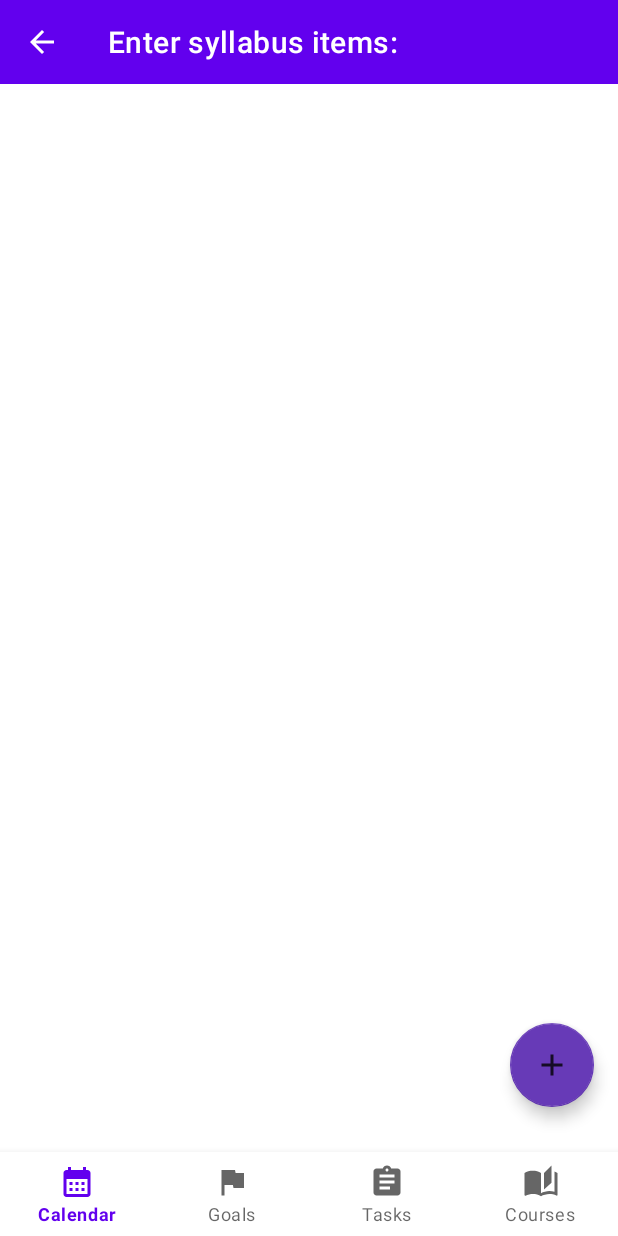
After one commit to KhizarTariqq/SyllabusPro, an Android app: the AddItemsFragment screen opened through its navigation route, on a phone screen of 412 x 824 dp. The commit adds this screen. Run offline under Robolectric (Android 15) with nearby library versions, the phone set to English and light mode, and no system bars; our stand-ins replace navigation-ui; libraries missing offline, so code that uses them is left out: com.itextpdf.text.

Commit message:
Refactored manual course input to use a fragment instead of a Dialog. Added a screen after inputting the course name that lets the users input the syllabus items for a course.

```diff
--- /dev/null
+++ b/app/src/main/java/com/example/syllabuspro/ui/add_items/AddItemsFragment.java
@@ -0,0 +1,95 @@
+package com.example.syllabuspro.ui.add_items;
+
+import android.widget.Button;
+import android.widget.EditText;
+import androidx.appcompat.widget.Toolbar;
+import androidx.lifecycle.ViewModelProvider;
+import android.os.Bundle;
+import androidx.annotation.NonNull;
+import androidx.annotation.Nullable;
+import androidx.fragment.app.Fragment;
+import android.view.LayoutInflater;
+import android.view.View;
+import android.view.ViewGroup;
+import androidx.recyclerview.widget.DividerItemDecoration;
+import androidx.recyclerview.widget.LinearLayoutManager;
+import androidx.recyclerview.widget.RecyclerView;
+import com.example.syllabuspro.MainActivity;
+import com.example.syllabuspro.R;
+import com.example.syllabuspro.SyllabusItem;
+import com.example.syllabuspro.adapters.AddCourseAdapter;
+import com.example.syllabuspro.databinding.AddItemsFragmentBinding;
+
+import java.util.ArrayList;
+
+public class AddItemsFragment extends Fragment {
+
+    private AddItemsViewModel mViewModel;
+    private AddItemsFragmentBinding binding;
+
+    public static AddItemsFragment newInstance() {
+        return new AddItemsFragment();
+    }
+
+    @Override
+    public View onCreateView(@NonNull LayoutInflater inflater, @Nullable ViewGroup container,
+                             @Nullable Bundle savedInstanceState)
+    {
+        binding = AddItemsFragmentBinding.inflate(inflater, container, false);
+        View root = binding.getRoot();
+
+        // set toolbar name and back arrow
+        Toolbar toolbar = binding.getRoot().findViewById(R.id.manage_toolbar);
+        toolbar.setTitle("Enter syllabus items: ");
+        toolbar.setNavigationIcon(R.drawable.ic_action_name);
+        toolbar.setNavigationOnClickListener(new View.OnClickListener()
+        {
+            @Override
+            public void onClick(View v)
+            {
+                MainActivity.fragmentManager.popBackStackImmediate();
+            }
+        });
+
+        RecyclerView addItemsRecyclerView = root.findViewById(R.id.addCourseRecyclerView);
+
+
+        LinearLayoutManager mLayoutManager = new LinearLayoutManager(this.getContext(), RecyclerView.VERTICAL, false);
+        ArrayList<SyllabusItem> syllabusItems = new ArrayList<SyllabusItem>();
+        AddCourseAdapter adapter = new AddCourseAdapter(syllabusItems);
+
+        // Add border between items
+        DividerItemDecoration mDividerItemDecoration = new DividerItemDecoration(addItemsRecyclerView.getContext(),
+             mLayoutManager.getOrientation());
+        addItemsRecyclerView.addItemDecoration(mDividerItemDecoration);
+        addItemsRecyclerView.setAdapter(adapter);
+        addItemsRecyclerView.setLayoutManager(mLayoutManager);
+
+
+
+
+        root.findViewById(R.id.add_item_button).setOnClickListener(new View.OnClickListener()
+        {
+            @Override
+            public void onClick(View view)
+            {
+                // recyclerView = view.findViewById(R.id.addCourseRecyclerView);
+                ArrayList<SyllabusItem> syllabusItems = adapter.getSyllabusItems();
+
+                syllabusItems.add(new SyllabusItem());
+                adapter.notifyDataSetChanged();
+            }
+        });
+
+        return binding.getRoot();
+    }
+
+    @Override
+    public void onActivityCreated(@Nullable Bundle savedInstanceState)
+    {
+        super.onActivityCreated(savedInstanceState);
+        mViewModel = new ViewModelProvider(this).get(AddItemsViewModel.class);
+        // TODO: Use the ViewModel
+    }
+
+}
--- /dev/null
+++ b/app/src/main/java/com/example/syllabuspro/ui/add_items/AddItemsViewModel.java
@@ -0,0 +1,7 @@
+package com.example.syllabuspro.ui.add_items;
+
+import androidx.lifecycle.ViewModel;
+
+public class AddItemsViewModel extends ViewModel {
+    // TODO: Implement the ViewModel
+}
--- a/app/src/main/java/com/example/syllabuspro/ui/view_items/ItemsViewFragment.java
+++ b/app/src/main/java/com/example/syllabuspro/ui/view_items/ItemsViewFragment.java
@@ -38,7 +38,7 @@ public class ItemsViewFragment extends Fragment {
                              @Nullable Bundle savedInstanceState)
     {
         binding = ItemsViewFragmentBinding.inflate(inflater, container, false);
-        Toolbar toolbar = binding.getRoot().findViewById(R.id.manage_toolbarz);
+        Toolbar toolbar = binding.getRoot().findViewById(R.id.manage_toolbar);
 
         // get items list
         RecyclerView courseRecyclerView = container.findViewById(R.id.recyclerView);
--- /dev/null
+++ b/app/src/main/res/layout/add_items_fragment.xml
@@ -0,0 +1,55 @@
+<?xml version="1.0" encoding="utf-8"?>
+
+<androidx.constraintlayout.widget.ConstraintLayout
+        xmlns:android="http://schemas.android.com/apk/res/android"
+        xmlns:tools="http://schemas.android.com/tools"
+        android:layout_width="match_parent"
+        android:layout_height="match_parent" xmlns:app="http://schemas.android.com/apk/res-auto"
+        tools:context=".ui.add_items.AddItemsFragment">
+
+    <androidx.recyclerview.widget.RecyclerView
+            android:id="@+id/addCourseRecyclerView"
+            android:layout_width="wrap_content"
+            android:layout_height="wrap_content"
+            app:layout_constraintTop_toBottomOf="@id/manage_toolbar"
+            app:layout_constraintEnd_toEndOf="parent"
+            app:layout_constraintStart_toStartOf="parent"
+            app:layout_constraintHorizontal_bias="0.0"/>
+
+    <com.google.android.material.floatingactionbutton.FloatingActionButton
+            android:id="@+id/add_item_button"
+            android:layout_width="wrap_content"
+            android:layout_height="wrap_content"
+            android:layout_gravity="end|bottom"
+            android:src="@drawable/ic_add"
+            android:contentDescription=""
+            android:layout_margin="16dp"
+            app:layout_constraintBottom_toBottomOf="parent"
+            app:layout_constraintEnd_toEndOf="parent"
+            app:backgroundTint="#673AB7"
+            android:translationY="-70dp"/>
+    <com.google.android.material.appbar.AppBarLayout
+            android:layout_width="match_parent"
+            android:layout_height="wrap_content" app:layout_constraintTop_toTopOf="parent"
+            app:layout_constraintStart_toStartOf="parent" app:layout_constraintEnd_toEndOf="parent"
+            android:id="@+id/appBarLayout" app:layout_constraintHorizontal_bias="0.0" android:layout_marginTop="16dp">
+    </com.google.android.material.appbar.AppBarLayout>
+
+    <androidx.appcompat.widget.Toolbar
+            android:id="@+id/manage_toolbar"
+            android:layout_width="match_parent"
+            android:layout_height="wrap_content"
+            android:background="?attr/colorPrimary"
+            android:theme="?attr/actionBarTheme"
+            android:minHeight="?attr/actionBarSize"
+            app:layout_constraintTop_toTopOf="parent" app:layout_constraintEnd_toEndOf="parent"
+            app:layout_constraintStart_toStartOf="parent"
+            app:titleTextColor = "#fff"
+            app:title="Manage"/>
+    <!--
+    <EditText
+            android:layout_width="match_parent"
+            android:layout_height="wrap_content"
+            android:visibility="gone" tools:ignore="MissingConstraints"/>
+    -->
+</androidx.constraintlayout.widget.ConstraintLayout>
--- a/app/src/main/res/layout/items_view_fragment.xml
+++ b/app/src/main/res/layout/items_view_fragment.xml
@@ -14,7 +14,7 @@
             app:layout_constraintStart_toStartOf="parent"
             app:layout_constraintEnd_toEndOf="parent" app:layout_constraintBottom_toBottomOf="parent"
             app:layout_constraintHorizontal_bias="1.0" app:layout_constraintVertical_bias="1.0"
-            android:layout_marginBottom="8dp" app:layout_constraintTop_toBottomOf="@+id/manage_toolbarz"/>
+            android:layout_marginBottom="8dp" app:layout_constraintTop_toBottomOf="@+id/manage_toolbar"/>
 
     <com.google.android.material.appbar.AppBarLayout
             android:layout_width="match_parent"
@@ -24,7 +24,7 @@
     </com.google.android.material.appbar.AppBarLayout>
 
     <androidx.appcompat.widget.Toolbar
-            android:id="@+id/manage_toolbarz"
+            android:id="@+id/manage_toolbar"
             android:layout_width="match_parent"
             android:layout_height="wrap_content"
             android:background="?attr/colorPrimary"
--- a/app/src/main/res/navigation/mobile_navigation.xml
+++ b/app/src/main/res/navigation/mobile_navigation.xml
@@ -34,4 +34,10 @@
         android:name="com.example.syllabuspro.ui.view_items.ItemsViewFragment"
         android:label="@string/title_tasks"
         tools:layout="@layout/items_view_fragment" />
+
+    <fragment
+        android:id="@+id/navigation_add_items"
+        android:name="com.example.syllabuspro.ui.add_items.AddItemsFragment"
+        android:label="@string/title_tasks"
+        tools:layout="@layout/items_view_fragment" />
 </navigation>
--- /dev/null
+++ b/app/src/main/res/values/item_type_spinner.xml
@@ -0,0 +1,10 @@
+<?xml version="1.0" encoding="utf-8"?>
+<resources>
+    <string-array name="types_array">
+        <item>Term Test</item>
+        <item>Quiz</item>
+        <item>Assignment</item>
+        <item>Class Participation</item>
+        <item>Final Exam</item>
+    </string-array>
+</resources>
```
Also changed, not shown: app/src/main/java/com/example/syllabuspro/DatePicker.java (added, +25 -0 lines), app/src/main/java/com/example/syllabuspro/MainActivity.java (+35 -38 lines), app/src/main/java/com/example/syllabuspro/adapters/AddCourseAdapter.java (+12 -4 lines), app/src/main/res/layout/add_course_dialog.xml (deleted, +0 -30 lines), app/src/main/res/layout/add_course_dialog_row.xml (deleted, +0 -31 lines), app/src/main/res/layout/add_items_dialog_row.xml (added, +126 -0 lines), app/src/main/res/values/strings.xml (+7 -2 lines), 19 other files.
